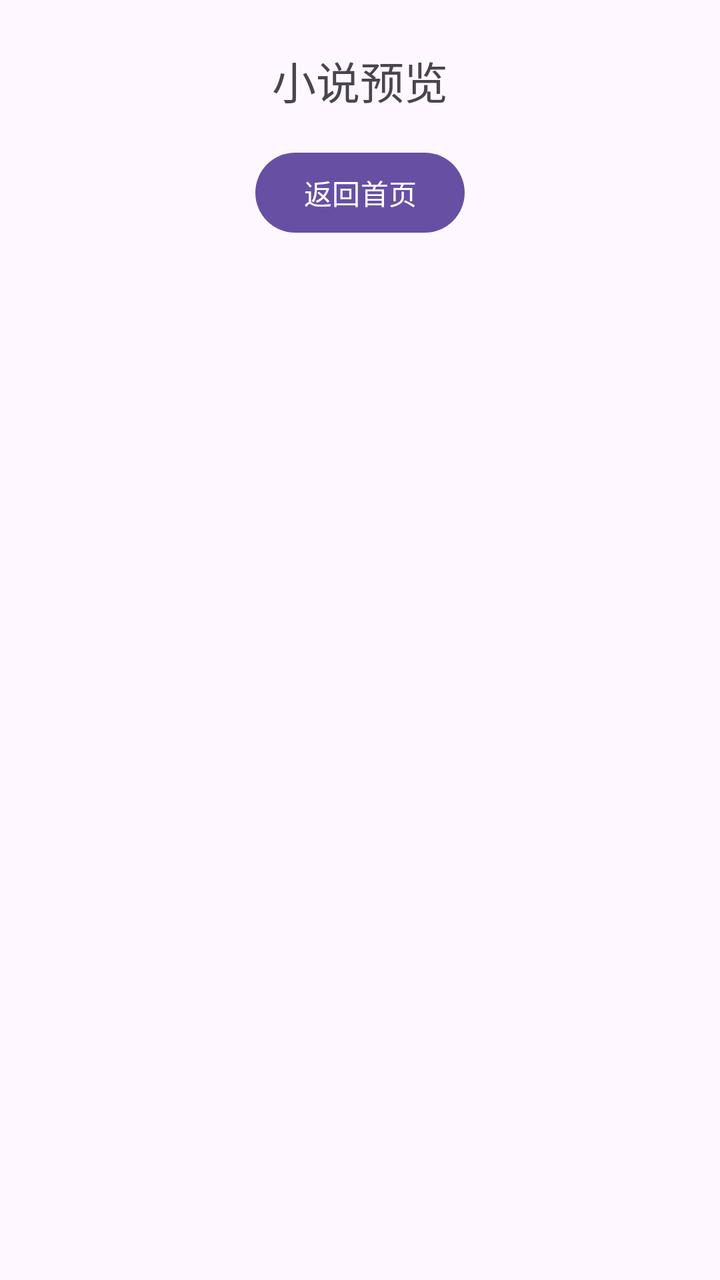
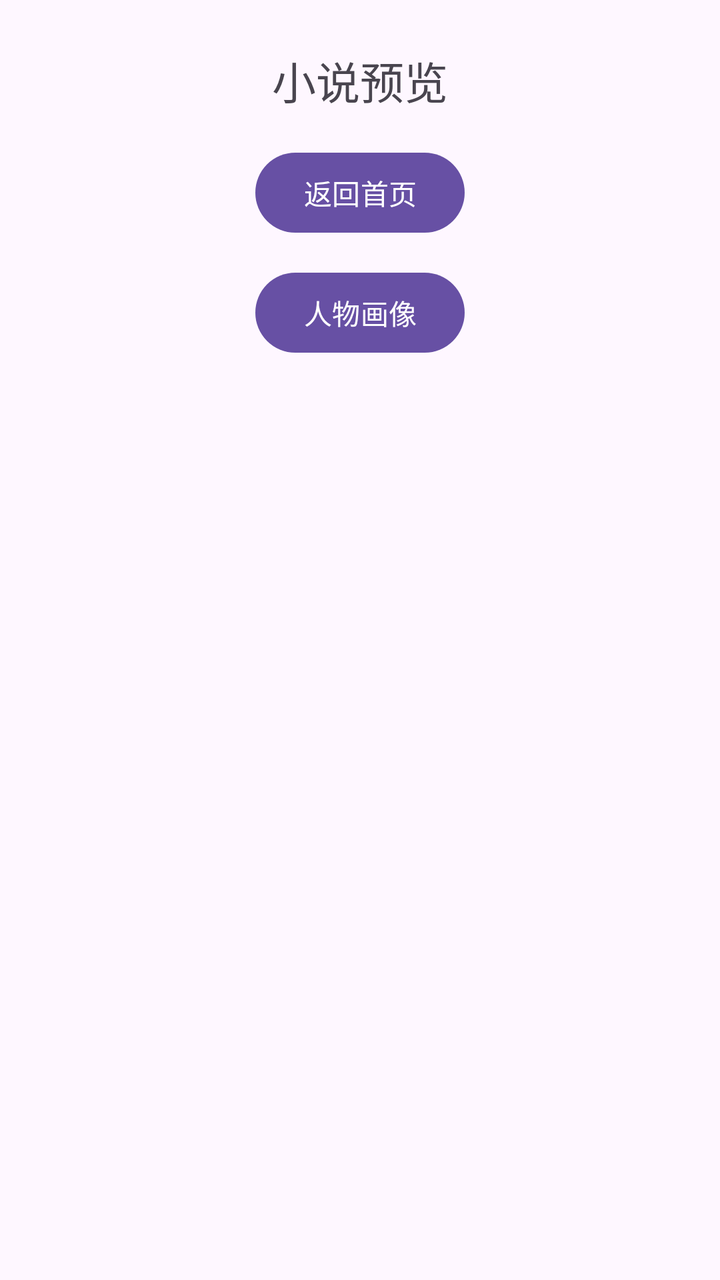

Screens rendered from an Android XML layout before and after an edit, with the pre-edit source and the edit as a unified diff.
<!-- AndroidManifest.xml: application theme Theme.StoryTeller -->
<!-- res/layout/activity_story_preview.xml -->
<?xml version="1.0" encoding="utf-8"?>
<androidx.constraintlayout.widget.ConstraintLayout xmlns:android="http://schemas.android.com/apk/res/android"
    xmlns:app="http://schemas.android.com/apk/res-auto"
    android:layout_width="match_parent"
    android:layout_height="match_parent"
    android:padding="24dp">

    <TextView
        android:id="@+id/tv_story_preview_title"
        android:layout_width="wrap_content"
        android:layout_height="wrap_content"
        android:text="@string/title_story_preview"
        android:textSize="22sp"
        app:layout_constraintTop_toTopOf="parent"
        app:layout_constraintStart_toStartOf="parent"
        app:layout_constraintEnd_toEndOf="parent" />

    <Button
        android:id="@+id/btn_back_home"
        android:layout_width="wrap_content"
        android:layout_height="wrap_content"
        android:layout_marginTop="16dp"
        android:text="@string/action_back_home"
        app:layout_constraintTop_toBottomOf="@id/tv_story_preview_title"
        app:layout_constraintStart_toStartOf="parent"
        app:layout_constraintEnd_toEndOf="parent" />

</androidx.constraintlayout.widget.ConstraintLayout>
<!-- resources referenced by this layout -->
<resources>
  <string name="action_back_home">返回首页</string>
  <string name="title_story_preview">小说预览</string>
  <style name="Theme.StoryTeller" parent="Base.Theme.StoryTeller" />
  <style name="Base.Theme.StoryTeller" parent="Theme.Material3.DayNight.NoActionBar">
          
          
      </style>
</resources>

<!-- the commit's change to res/layout/activity_story_preview.xml (unified diff, before → after) -->
@@ -25,4 +25,33 @@
         app:layout_constraintStart_toStartOf="parent"
         app:layout_constraintEnd_toEndOf="parent" />
 
+    <Button
+        android:id="@+id/btn_character_analysis"
+        android:layout_width="wrap_content"
+        android:layout_height="wrap_content"
+        android:layout_marginTop="12dp"
+        android:text="@string/action_character_analysis"
+        app:layout_constraintTop_toBottomOf="@id/btn_back_home"
+        app:layout_constraintStart_toStartOf="parent"
+        app:layout_constraintEnd_toEndOf="parent" />
+
+    <ScrollView
+        android:id="@+id/sv_story_content"
+        android:layout_width="0dp"
+        android:layout_height="0dp"
+        android:layout_marginTop="16dp"
+        app:layout_constraintTop_toBottomOf="@id/btn_character_analysis"
+        app:layout_constraintBottom_toBottomOf="parent"
+        app:layout_constraintStart_toStartOf="parent"
+        app:layout_constraintEnd_toEndOf="parent">
+
+        <TextView
+            android:id="@+id/tv_story_preview_content"
+            android:layout_width="match_parent"
+            android:layout_height="wrap_content"
+            android:textSize="16sp"
+            android:lineSpacingExtra="6dp" />
+
+    </ScrollView>
+
 </androidx.constraintlayout.widget.ConstraintLayout>
<!-- resource entries referenced after the edit -->
@@ -1,6 +1,7 @@
 <!-- resources referenced by this layout -->
 <resources>
   <string name="action_back_home">返回首页</string>
+  <string name="action_character_analysis">人物画像</string>
   <string name="title_story_preview">小说预览</string>
   <style name="Theme.StoryTeller" parent="Base.Theme.StoryTeller" />
   <style name="Base.Theme.StoryTeller" parent="Theme.Material3.DayNight.NoActionBar">
